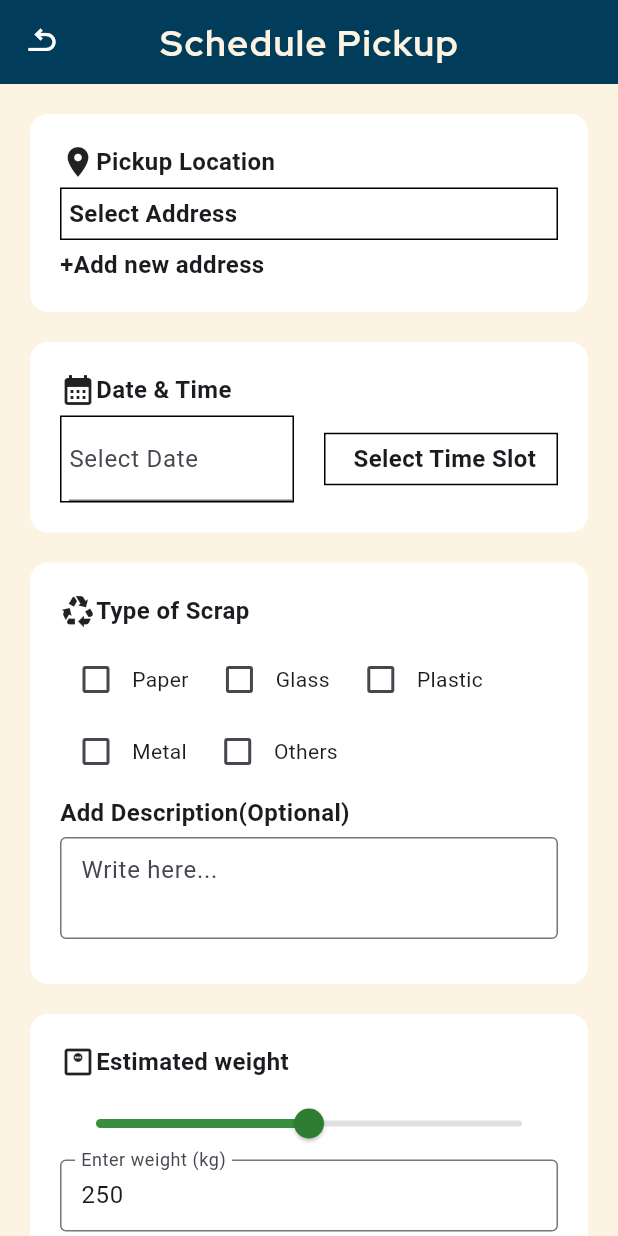
After one commit to charankumar021509/reviveecotech-user-pwa, a Flutter app: the SchedulePickup screen opened directly, on a phone screen of 412 x 824 dp. The commit adds this screen. Run offline on Flutter 3.47's test engine with Material 3 defaults, Android fonts, the phone set to English and light mode, and no system bars.

Commit message:
schedule page
schedule page

```diff
--- /dev/null
+++ b/lib/Schedule_Pickup.dart
@@ -0,0 +1,420 @@
+import 'package:flutter/cupertino.dart';
+import 'package:flutter/material.dart';
+
+class SchedulePickup extends StatefulWidget {
+  @override
+  State<SchedulePickup> createState() => _SchedulePickupState();
+}
+TextEditingController dateController = TextEditingController();
+class _SchedulePickupState extends State<SchedulePickup> {
+  Map<String, bool> scrapTypes = {
+    'Paper': false,
+    'Glass': false,
+    'Plastic': false,
+    'Metal': false,
+    // 'E-Waste': false,
+    'Others': false,
+
+
+  };
+  double _currentWeight = 250.0; // default mid-value for range 0–500
+  late TextEditingController _controller;
+
+  @override
+  void initState() {
+    super.initState();
+    _controller = TextEditingController(text: _currentWeight.round().toString());
+  }
+
+  void _updateWeightFromInput(String input) {
+    final parsed = double.tryParse(input);
+    if (parsed != null && parsed >= 0 && parsed <= 500) {
+      setState(() {
+        _currentWeight = parsed;
+      });
+    }
+  }
+  final TextEditingController _descriptionController = TextEditingController();
+
+  @override
+  Widget build(BuildContext context) {
+    return Scaffold(
+      backgroundColor: Color(0xFFFCF3E3),
+      appBar: AppBar(
+        centerTitle: true,
+        title: Text('Schedule Pickup',
+          style: TextStyle(
+            fontFamily: 'RedHatDisplay',
+            fontWeight: FontWeight.bold,
+            fontSize: 24,
+            letterSpacing: 1.0,
+            color: Color(0xFFFCF3E3),
+          ),
+        ),
+
+        backgroundColor: Color(0xFF013D5A),
+        leading: IconButton(
+          icon: Transform.rotate(
+            angle: 1.57, // 180 degrees in radians
+            child: Icon(Icons.u_turn_left,
+              color: Colors.white,),
+          ),
+          onPressed: () {
+            Navigator.pop(context); // Navigate back to the previous screen
+            // Handle back button press
+          },
+        ),
+
+      ),
+      body: SingleChildScrollView(
+        child: Column(
+          children: [
+            Padding(
+              padding: const EdgeInsets.fromLTRB(20, 20, 20, 0),
+              child: Container(
+                // height: 150,
+                decoration: BoxDecoration(
+                    color: Colors.white,
+                    borderRadius: BorderRadius.circular(12)
+                ),
+                child: Padding(
+                  padding: const EdgeInsets.fromLTRB(20, 20, 20, 20),
+                  child: Column(
+                    children: [
+                      Padding(
+                        padding: const EdgeInsets.fromLTRB(0, 0, 0, 5),
+                        child: Row(
+                          children: [
+                            Icon(Icons.location_on),
+                            Text("Pickup Location",
+                              style: TextStyle(
+                                fontSize: 16,
+                                fontWeight: FontWeight.bold,
+                              ),),
+                          ],
+                        ),
+                      ),
+                      Container(
+                        decoration: BoxDecoration(
+                            border: Border.all(width: 1, color: Colors.black)
+                        ),
+                        child: Center(child: Padding(
+                          padding: const EdgeInsets.fromLTRB(5, 5, 0, 5),
+                          child: Align(
+                              alignment: Alignment.centerLeft,
+                              child: Text('Select Address',
+                                style: TextStyle(
+                                  fontSize: 16,
+                                  fontWeight: FontWeight.bold,
+                                ),
+                              )),
+                        )),
+                      ),
+                      Padding(
+                        padding: const EdgeInsets.fromLTRB(0, 5, 0, 0),
+                        child: Align(
+                            alignment: Alignment.centerLeft,
+                            child: Text('+Add new address',
+                              style: TextStyle(
+                                  fontSize: 16,
+                                  fontWeight: FontWeight.bold
+                              ),
+                            )),
+                      )
+                    ],
+                  ),
+                ),
+              ),
+            ),
+            Padding(
+              padding: const EdgeInsets.fromLTRB(20, 20, 20, 0),
+              child: Container(
+                // height: 150,
+                decoration: BoxDecoration(
+                    color: Colors.white,
+                    borderRadius: BorderRadius.circular(12)
+                ),
+                child: Padding(
+                  padding: const EdgeInsets.fromLTRB(20, 20, 20, 20),
+                  child: Column(
+                    children: [
+                      Padding(
+                        padding: const EdgeInsets.fromLTRB(0, 0, 0, 5),
+                        child: Row(
+                          children: [
+                            Icon(Icons.calendar_month),
+                            Text("Date & Time",
+                              style: TextStyle(
+                                fontSize: 16,
+                                fontWeight: FontWeight.bold,
+                              ),),
+                          ],
+                        ),
+                      ),
+                      Row(
+                        children: [
+                          Expanded(
+                            child: Padding(
+                              padding: const EdgeInsets.fromLTRB(0, 0, 10, 0),
+                              child: Container(
+                                decoration: BoxDecoration(
+                                    border: Border.all(width: 1, color: Colors.black)
+                                ),
+                                child: Center(child: Padding(
+                                  padding: const EdgeInsets.fromLTRB(5, 0, 0, 0),
+                                  child: Align(
+                                      alignment: Alignment.center,
+                                      child: TextFormField(
+                                        controller: dateController,
+                                        decoration: InputDecoration(
+                                          labelText: "Select Date",
+                                          // filled: true,
+                                        ),
+                                        readOnly: true,
+                                        onTap: (){
+                                          _selectDate();
+                                        },
+                                      )),
+                                )),
+                              ),
+                            ),
+                          ),
+                          Expanded(
+                            child: Padding(
+                              padding: const EdgeInsets.fromLTRB(10, 0, 0, 0),
+                              child: Container(
+                                decoration: BoxDecoration(
+                                    border: Border.all(width: 1, color: Colors.black)
+                                ),
+                                child: Center(child: Padding(
+                                  padding: const EdgeInsets.fromLTRB(5, 5, 0, 5),
+                                  child: Align(
+                                      alignment: Alignment.center,
+                                      child: Text('Select Time Slot',
+                                        style: TextStyle(
+                                          fontSize: 16,
+                                          fontWeight: FontWeight.bold,
+                                        ),
+                                      )),
+                                )),
+                              ),
+                            ),
+                          ),
+                        ],
+                      ),
+                    ],
+                  ),
+                ),
+              ),
+            ),
+            Padding(
+              padding: const EdgeInsets.fromLTRB(20, 20, 20, 0),
+              child: Container(
+                // height: 150,
+                decoration: BoxDecoration(
+                    color: Colors.white,
+                    borderRadius: BorderRadius.circular(12)
+                ),
+                child: Padding(
+                  padding: const EdgeInsets.fromLTRB(20, 20, 20, 20),
+                  child: Column(
+                    children: [
+                      Padding(
+                        padding: const EdgeInsets.fromLTRB(0, 0, 0, 5),
+                        child: Row(
+                          children: [
+                            Icon(Icons.recycling),
+                            Text("Type of Scrap",
+                              style: TextStyle(
+                                fontSize: 16,
+                                fontWeight: FontWeight.bold,
+                              ),),
+                          ],
+                        ),
+                      ),
+                      Container(
+                        decoration: BoxDecoration(
+                          borderRadius: BorderRadius.circular(12),
+                        ),
+                        padding: EdgeInsets.fromLTRB(0, 5, 0, 10),
+                        child: Column(
+                          crossAxisAlignment: CrossAxisAlignment.start,
+                          children: [
+                            Wrap(
+                              spacing: 10,
+                              runSpacing: 0,
+                              children: scrapTypes.entries.map((entry) {
+                                return Row(
+                                  mainAxisSize: MainAxisSize.min,
+                                  children: [
+                                    Padding(
+                                      padding: const EdgeInsets.fromLTRB(0, 0, 0, 0),
+                                      child: Checkbox(
+                                        value: entry.value,
+                                        onChanged: (bool? newValue) {
+                                          setState(() {
+                                            scrapTypes[entry.key] = newValue ?? false;
+                                          });
+                                        },
+                                      ),
+                                    ),
+                                    Text(entry.key),
+                                  ],
+                                );
+                              }).toList(),
+                            ),
+                            Padding(
+                              padding: const EdgeInsets.fromLTRB(0, 5, 0, 0),
+                              child: Align(
+                                  alignment: Alignment.centerLeft,
+                                  child: Text('Add Description(Optional)',
+                                    style: TextStyle(
+                                        fontSize: 16,
+                                        fontWeight: FontWeight.bold
+                                    ),
+                                  )),
+                            ),
+                            Padding(
+                              padding: const EdgeInsets.fromLTRB(0, 5, 0, 0),
+                              child: TextField(
+                                controller: _descriptionController,
+                                maxLines: 2,
+                                decoration: InputDecoration(
+                                  hintText: 'Write here...',
+                                  border: OutlineInputBorder(),
+                                  contentPadding: EdgeInsets.all(10),
+                                ),
+                              ),
+                            ),
+                          ],
+                        ),
+                      ),
+                    ],
+                  ),
+                ),
+              ),
+            ),
+            Padding(
+              padding: const EdgeInsets.fromLTRB(20, 20, 20, 20),
+              child: Container(
+                // height: 150,
+                decoration: BoxDecoration(
+                    color: Colors.white,
+                    borderRadius: BorderRadius.circular(12)
+                ),
+                child: Padding(
+                  padding: const EdgeInsets.fromLTRB(20, 20, 20, 20),
+                  child: Column(
+                    children: [
+                      Padding(
+                        padding: const EdgeInsets.fromLTRB(0, 0, 0, 5),
+                        child: Row(
+                          children: [
+                            Icon(Icons.monitor_weight_outlined),
+                            Text("Estimated weight",
+                              style: TextStyle(
+                                fontSize: 16,
+                                fontWeight: FontWeight.bold,
+                              ),),
+                          ],
+                        ),
+                      ),
+                      SliderTheme(data: SliderTheme.of(context).copyWith(
+                            activeTrackColor: Colors.green.shade700,
+                            inactiveTrackColor: Colors.grey.shade300,
+                            thumbColor: Colors.green.shade800,
+                            overlayColor: Colors.green.withOpacity(0.2),
+                            valueIndicatorTextStyle: TextStyle(color: Colors.white),
+                          ),
+                        child: Slider(
+                        value: _currentWeight,
+                        min: 0,
+                        max: 500,
+                        divisions: 500,
+                        label: '${_currentWeight.round()} kg',
+                        onChanged: (value) {
+                          setState(() {
+                            _currentWeight = value;
+                            _controller.text = value.round().toString();
+                          });
+                        },
+                      ),),
+                      TextField(
+                        controller: _controller,
+                        keyboardType: TextInputType.number,
+                        decoration: InputDecoration(
+                          labelText: 'Enter weight (kg)',
+                          border: OutlineInputBorder(),
+                          contentPadding: EdgeInsets.all(10),
+                        ),
+                        onSubmitted: _updateWeightFromInput,
+                        onChanged: (text) {
+                          final parsed = double.tryParse(text);
+                          if (parsed != null && parsed >= 0 && parsed <= 500) {
+                            setState(() {
+                              _currentWeight = parsed;
+                            });
+                          }
+                        },
+                      ),
+                      SizedBox(height: 10),
+                      Text(
+                        '${_currentWeight.round()} kg selected',
+                        style: TextStyle(fontSize: 16, fontWeight: FontWeight.w500),
+                      ),
+                    ],
+                  ),
+                ),
+              ),
+            ),
+            Padding(
+              padding: const EdgeInsets.fromLTRB(20, 20, 20, 20),
+              child: Container(
+                decoration: BoxDecoration(
+                  borderRadius: BorderRadius.circular(12),
+                  color: Color(0xFFA6CB4E),
+                  boxShadow: [
+                    BoxShadow(
+                      color: Colors.black.withOpacity(0.5),
+                      spreadRadius: 3,
+                      blurRadius: 5,
+                      offset: Offset(4, 4),
+                    ),
+                  ],
+                ),
+                child: Padding(
+                  padding: const EdgeInsets.fromLTRB(0, 10, 0, 10),
+                  child: Center(
+                    child: Text(
+                      'Submit',
+                      style: TextStyle(
+                        fontFamily: 'RedHatDisplay',
+                        fontWeight: FontWeight.bold,
+                        color: Color(0xFFFCF3E3),
+                        fontSize: 25,
+                      ),
+                    ),
+                  ),
+                ),
+              ),
+            ),
+            SizedBox(height: 40,)
+          ],
+        ),
+      ),
+    );
+  }
+  Future <void> _selectDate() async {
+    DateTime? pickedDate = await showDatePicker(
+      context: context,
+      initialDate: DateTime.now(),
+      firstDate: DateTime.now(),
+      lastDate: DateTime(2101),
+    );
+    if (pickedDate != null) {
+      setState(() {
+        dateController.text = pickedDate.toString().split(" ")[0];
+      });
+    }
+  }
+}
--- a/lib/home.dart
+++ b/lib/home.dart
@@ -3,6 +3,7 @@ import 'package:flutter/services.dart';
 import 'package:revive_eco_tech_app/pricelist.dart';
 import 'package:revive_eco_tech_app/setting.dart';
 import 'package:revive_eco_tech_app/profile.dart';
+import 'Schedule_Pickup.dart';
 import 'widgets/pickup_tracker.dart';
 
 
@@ -317,14 +318,14 @@ class _HomePageState extends State<HomePage> {
                         icon: Icons.list,
                         label: 'Price List \n',
                         onTap: () {
-                          //Navigator.push(context, MaterialPageRoute(builder: (_) => PriceListPage()));
+                          Navigator.push(context, MaterialPageRoute(builder: (_) => pricelist()));
                         },
                       ),
                       ShortcutButton(
                         icon: Icons.schedule,
                         label: 'Schedule \n Pick-up',
                         onTap: () {
-                          //Navigator.push(context, MaterialPageRoute(builder: (_) => SchedulePickupPage()));
+                          Navigator.push(context, MaterialPageRoute(builder: (_) => SchedulePickup()));
                         },
                       ),
                       ShortcutButton(
```
